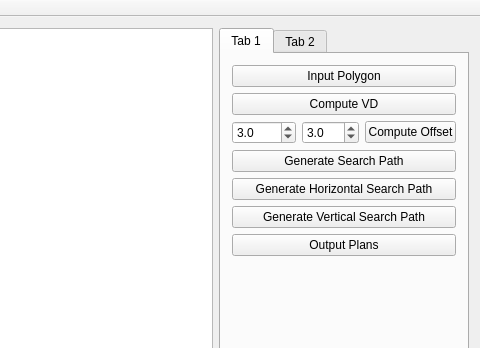
Qt form VoronoiPolygonOffset/VoronoiPolygonOffset.ui (dehan2/VoronoiPolygonOffset) before a commit; both pictures show x 633 to 1113 and y 0 to 348 of the 1113 by 650 pixel window.
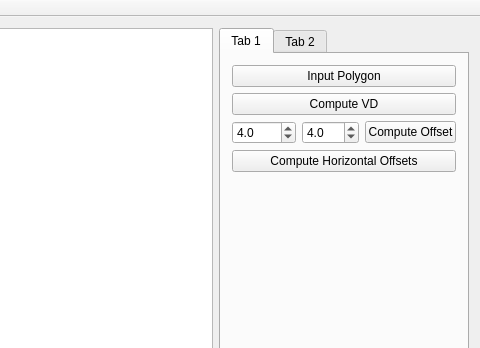
The same form after that commit.

Diff of the .ui file:
```diff
--- a/VoronoiPolygonOffset/VoronoiPolygonOffset.ui
+++ b/VoronoiPolygonOffset/VoronoiPolygonOffset.ui
@@ -56,7 +56,7 @@
              <double>1000.000000000000000</double>
             </property>
             <property name="value">
-             <double>3.000000000000000</double>
+             <double>4.000000000000000</double>
             </property>
            </widget>
           </item>
@@ -65,11 +65,8 @@
             <property name="decimals">
              <number>1</number>
             </property>
-            <property name="minimum">
-             <double>1.000000000000000</double>
-            </property>
             <property name="value">
-             <double>3.000000000000000</double>
+             <double>4.000000000000000</double>
             </property>
            </widget>
           </item>
@@ -85,28 +82,7 @@
         <item>
          <widget class="QPushButton" name="pushButton_compute_search_path">
           <property name="text">
-           <string>Generate Search Path</string>
-          </property>
-         </widget>
-        </item>
-        <item>
-         <widget class="QPushButton" name="pushButton_generate_horizontal_search_path">
-          <property name="text">
-           <string>Generate Horizontal Search Path</string>
-          </property>
-         </widget>
-        </item>
-        <item>
-         <widget class="QPushButton" name="pushButton_generate_verticall_search_path">
-          <property name="text">
-           <string>Generate Vertical Search Path</string>
-          </property>
-         </widget>
-        </item>
-        <item>
-         <widget class="QPushButton" name="pushButton_print_plan">
-          <property name="text">
-           <string>Output Plans</string>
+           <string>Compute Horizontal Offsets</string>
           </property>
          </widget>
         </item>
```
Left out of the diff: 67 changed lines with no effect on the pictures.
